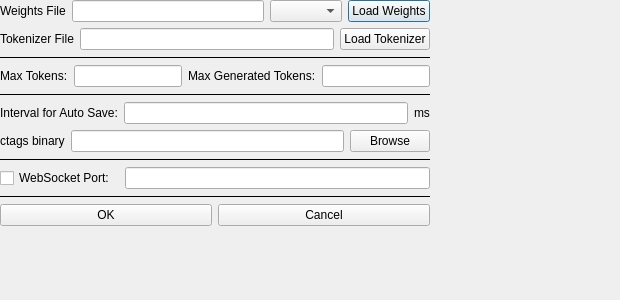
Above: dialogs/setting.ui from zeerd/gemma.ws before the change. Below: the same form after it.
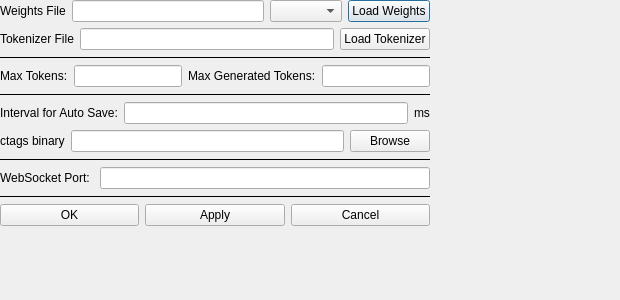
That is the form after the change.

```diff
--- a/dialogs/setting.ui
+++ b/dialogs/setting.ui
@@ -257,7 +257,7 @@
         <item>
           <layout class="QHBoxLayout" name="horizontalLayout5">
             <item>
-             <widget class="QCheckBox" name="checkWebSocket">
+             <widget class="QLabel" name="labelWebSocket">
               <property name="text">
                 <string>WebSocket Port: </string>
               </property>
@@ -304,6 +304,19 @@
                 </property>
               </widget>
             </item>
+            <item>
+              <widget class="QPushButton" name="button_Apply">
+                <property name="text">
+                  <string>Apply</string>
+                </property>
+                <property name="minimumWidth">
+                 <number>100</number>
+                </property>
+                <property name="maximumWidth">
+                 <number>100</number>
+                </property>
+              </widget>
+            </item>
             <item>
               <widget class="QPushButton" name="button_Cancel">
                 <property name="text">
```
